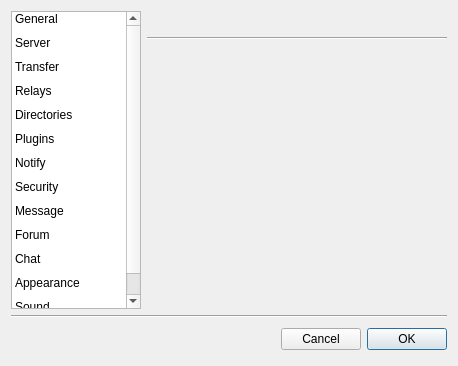
Above: retroshare-gui/src/gui/settings/settings.ui from kigeia/retroshare before the change. Below: the same form after it.
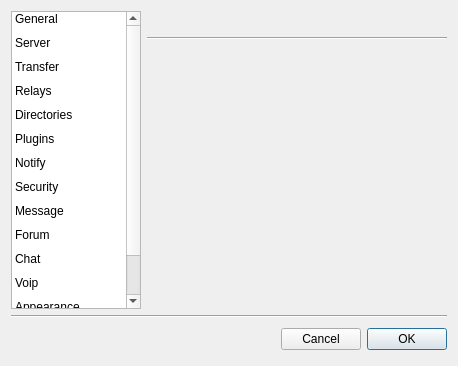
That is the form after the change. Icons and pictures are not drawn.

Commit message: wip add voip configuration

The edit to the form file:
```diff
--- a/retroshare-gui/src/gui/settings/settings.ui
+++ b/retroshare-gui/src/gui/settings/settings.ui
@@ -179,6 +179,15 @@
         <normaloff>:/images/chat_24.png</normaloff>:/images/chat_24.png</iconset>
       </property>
      </item>
+     <item>
+      <property name="text">
+       <string>Voip</string>
+      </property>
+      <property name="icon">
+       <iconset resource="../images.qrc">
+        <normaloff>:/images/connect/talking_on.svg</normaloff>:/images/connect/talking_on.svg</iconset>
+      </property>
+     </item>
      <item>
       <property name="text">
        <string>Appearance</string>
```
The commit also changes 5 other files.
